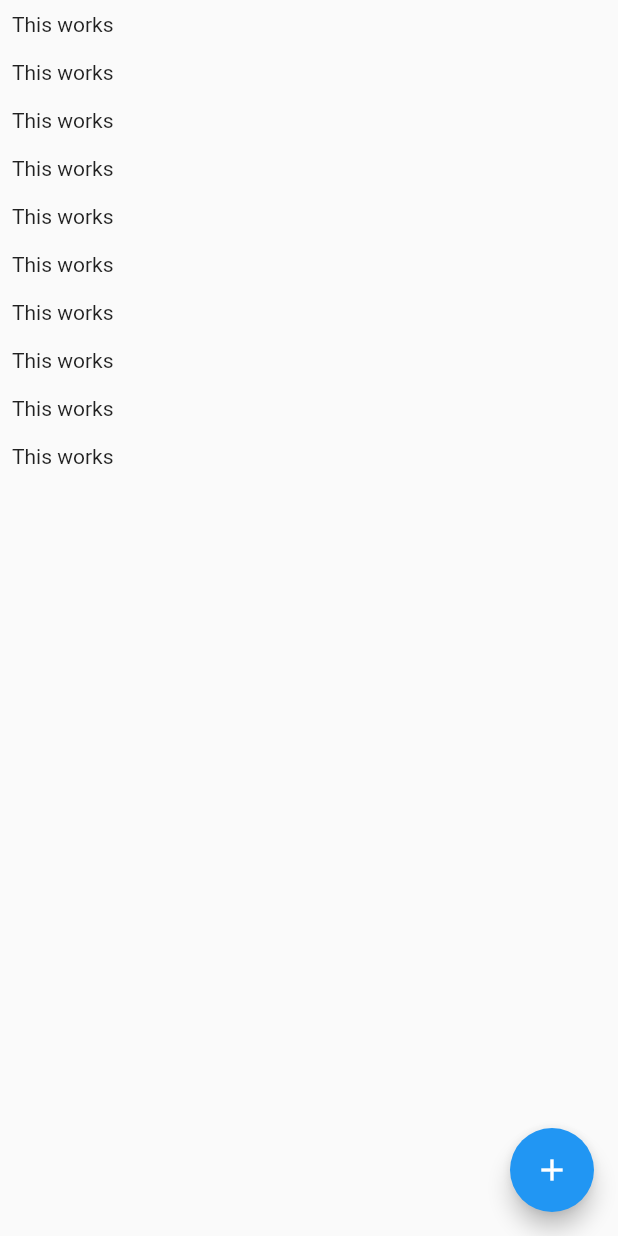
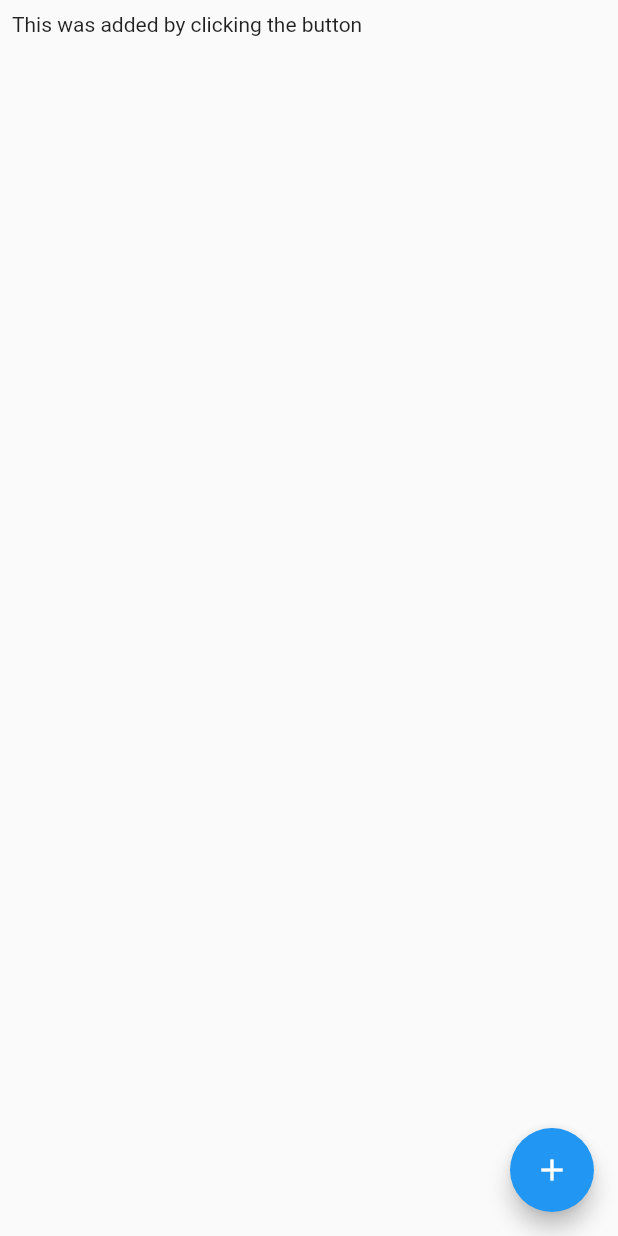
Before and after one commit to MarcusLEK/FireChat, a Flutter app: the ChatScreen screen opened directly, after a tap on the "add" icon, on a phone screen of 412 x 824 dp. Run offline on Flutter 3.47's test engine with Material 2 defaults, Android fonts, the phone set to English and light mode, and no system bars; our stand-ins replace cloud_firestore; accounts and stored records are empty.

Commit message:
Login Screen UI

```diff
--- a/lib/main.dart
+++ b/lib/main.dart
@@ -1,5 +1,7 @@
 import 'package:flutter/material.dart';
 
+// screens
+import './screens/auth_screen.dart';
 import './screens/chat_screen.dart';
 
 void main() {
@@ -17,7 +19,7 @@ class MyApp extends StatelessWidget {
         primarySwatch: Colors.blue,
         visualDensity: VisualDensity.adaptivePlatformDensity,
       ),
-      home: ChatScreen(),
+      home: AuthScreen(),
     );
   }
 }
--- a/lib/screens/chat_screen.dart
+++ b/lib/screens/chat_screen.dart
@@ -6,24 +6,32 @@ class ChatScreen extends StatelessWidget {
   @override
   Widget build(BuildContext context) {
     return Scaffold(
-      body: ListView.builder(
-        itemCount: 10,
-        itemBuilder: (ctx, index) => Container(
-          padding: EdgeInsets.all(8),
-          child: Text('This works'),
-        ),
+      body: StreamBuilder(
+        stream: Firestore.instance
+            .collection('chats/Q5rHQZHaE2soxVRiuDzH/messages')
+            .snapshots(),
+        builder: (ctx, streamSnapshot) {
+          if (streamSnapshot.connectionState == ConnectionState.waiting) {
+            return Center(
+              child: CircularProgressIndicator(),
+            );
+          }
+          final documents = streamSnapshot.data.documents;
+          return ListView.builder(
+            itemCount: documents.length,
+            itemBuilder: (ctx, index) => Container(
+              padding: EdgeInsets.all(8),
+              child: Text(documents[index]['text']),
+            ),
+          );
+        },
       ),
       floatingActionButton: FloatingActionButton(
         child: Icon(Icons.add),
         onPressed: () {
           Firestore.instance
               .collection('chats/Q5rHQZHaE2soxVRiuDzH/messages')
-              .snapshots()
-              .listen((data) {
-            data.documents.forEach((document) {
-              print(document['text']);
-            });
-          });
+              .add({'text': 'This was added by clicking the button'});
         },
       ),
     );
```
Also changed, not shown: lib/screens/auth_screen.dart (+18 -0 lines), lib/widgets/auth/auth_form.dart (added, +43 -0 lines).
